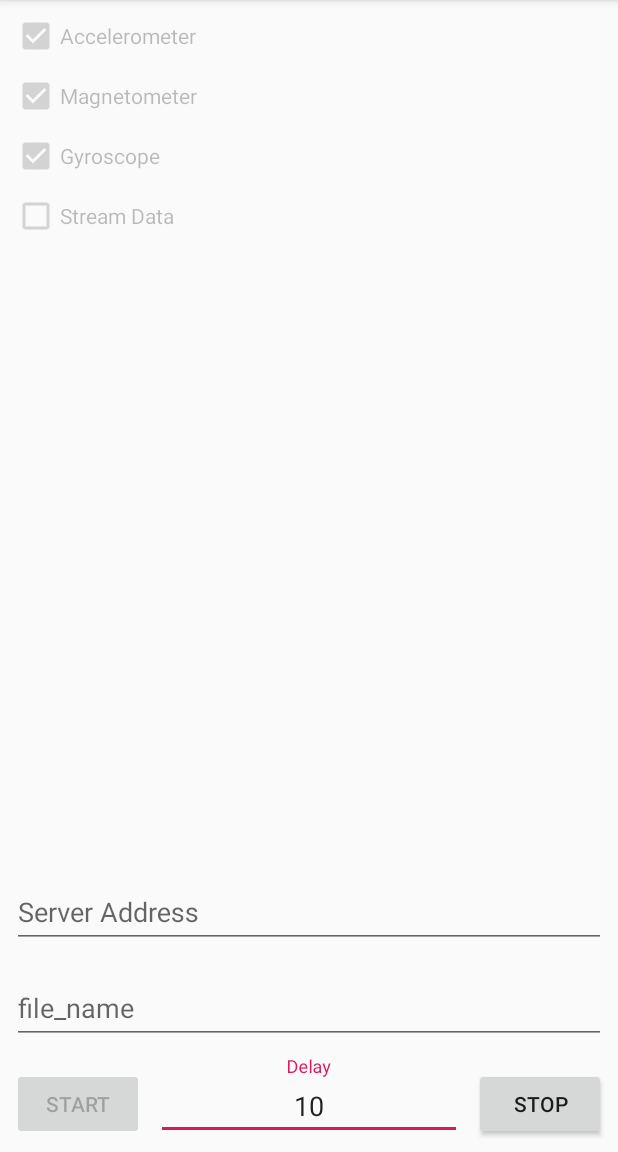
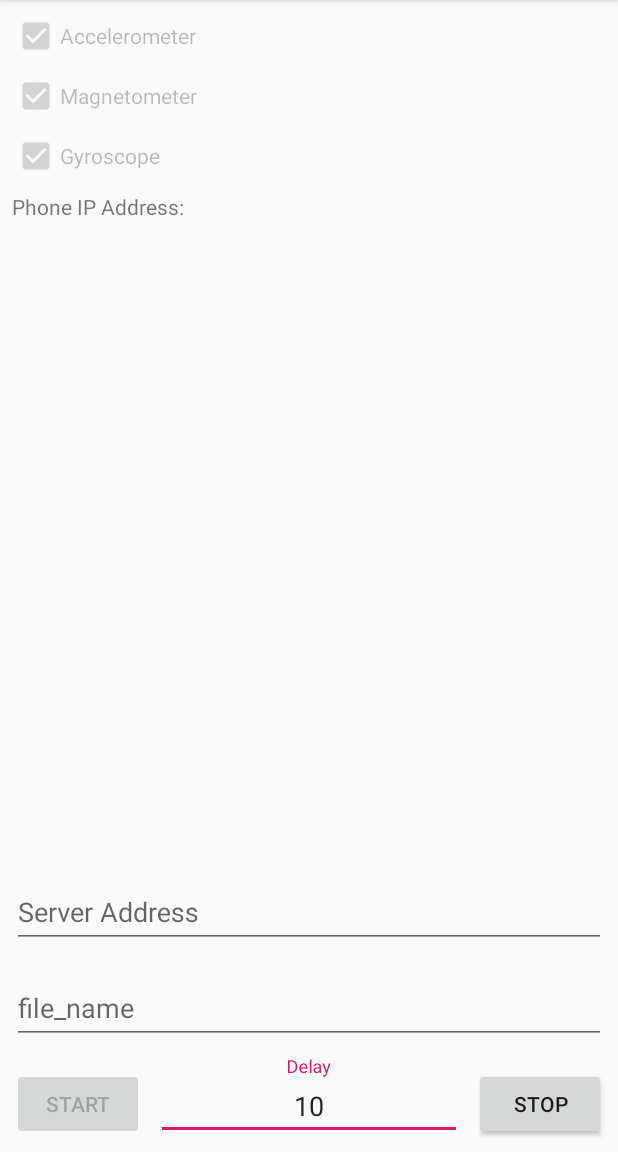
Before and after one commit to MJARuijs/InventionAssignmentApp, an Android app: the screen it shows after launch (MainActivity), after a tap on "START", on a phone screen of 412 x 824 dp, the part 84-1236 px from its top. Run offline under Robolectric (Android 15) with nearby library versions, the phone set to English and light mode, and no system bars; network calls fail.

Commit message:
Make some changes so that the app can also run on Android 7.0

```diff
--- a/app/build.gradle
+++ b/app/build.gradle
@@ -8,7 +8,7 @@ android {
     compileSdkVersion 28
     defaultConfig {
         applicationId "com.mjaruijs.inventionassignment"
-        minSdkVersion 26
+        minSdkVersion 24
         targetSdkVersion 28
         versionCode 1
         versionName "1.0"
--- a/app/src/main/java/com/mjaruijs/inventionassignment/MainActivity.kt
+++ b/app/src/main/java/com/mjaruijs/inventionassignment/MainActivity.kt
@@ -2,6 +2,7 @@ package com.mjaruijs.inventionassignment
 
 import android.content.Context
 import android.hardware.SensorManager
+import android.os.Build
 import android.support.v7.app.AppCompatActivity
 import android.os.Bundle
 import android.os.VibrationEffect
@@ -9,12 +10,13 @@ import android.os.Vibrator
 import android.widget.Toast
 import kotlinx.android.synthetic.main.activity_main.*
 import java.lang.Exception
+import java.net.DatagramSocket
+import java.net.InetAddress
 
 class MainActivity : AppCompatActivity() {
 
-    // Address and port for the server. CHANGE THESE ACCORDING TO THE SERVER
+    // port for the server. CHANGE THIS ACCORDING TO THE SERVER
     private companion object {
-        private const val SERVER_ADDRESS = "192.168.178.18"
         private const val SERVER_PORT = 8081
     }
 
@@ -46,6 +48,20 @@ class MainActivity : AppCompatActivity() {
             val server = Server(8080, ::onRead)
             server.start()
         }.start()
+
+        getIPAddress()
+    }
+
+    /**
+     * Ping the Google servers to get the IP address of this phone.
+     */
+    private fun getIPAddress() {
+        Thread {
+            val socket = DatagramSocket()
+            socket.connect(InetAddress.getByName("8.8.8.8"), 10002)
+            ip_address.append(socket.localAddress.hostAddress)
+            socket.close()
+        }.start()
     }
 
     /**
@@ -69,7 +85,6 @@ class MainActivity : AppCompatActivity() {
         accelerometer_checkbox.isEnabled = false
         magnetometer_checkbox.isEnabled = false
         gyroscope_checkbox.isEnabled = false
-        stream_checkbox.isEnabled = false
 
         Toast.makeText(applicationContext, "Starting!", Toast.LENGTH_SHORT).show()
         start()
@@ -84,7 +99,6 @@ class MainActivity : AppCompatActivity() {
         accelerometer_checkbox.isEnabled = true
         magnetometer_checkbox.isEnabled = true
         gyroscope_checkbox.isEnabled = true
-        stream_checkbox.isEnabled = true
 
         Toast.makeText(applicationContext, "Stopping!", Toast.LENGTH_SHORT).show()
         stop()
@@ -97,7 +111,12 @@ class MainActivity : AppCompatActivity() {
         if (!started) {
 
             // Vibrate for a moment to let the user know a measurement is starting
-            vibrator.vibrate(VibrationEffect.createOneShot(400, VibrationEffect.DEFAULT_AMPLITUDE))
+
+            if (Build.VERSION.SDK_INT >= Build.VERSION_CODES.O) {
+                vibrator.vibrate(VibrationEffect.createOneShot(400, VibrationEffect.DEFAULT_AMPLITUDE))
+            } else {
+                vibrator.vibrate(400)
+            }
 
             // Wait for the vibration to finish. Otherwise, it might influence the data
             Thread.sleep(500)
@@ -124,7 +143,11 @@ class MainActivity : AppCompatActivity() {
      */
     private fun stop() {
         if (started) {
-            vibrator.vibrate(VibrationEffect.createOneShot(800, VibrationEffect.DEFAULT_AMPLITUDE))
+            if (Build.VERSION.SDK_INT >= Build.VERSION_CODES.O) {
+                vibrator.vibrate(VibrationEffect.createOneShot(800, VibrationEffect.DEFAULT_AMPLITUDE))
+            } else {
+                vibrator.vibrate(800)
+            }
 
             thread.join()
             sensors.stop()
--- a/app/src/main/java/com/mjaruijs/inventionassignment/Server.kt
+++ b/app/src/main/java/com/mjaruijs/inventionassignment/Server.kt
@@ -2,6 +2,7 @@ package com.mjaruijs.inventionassignment
 
 import java.lang.Exception
 import java.net.InetSocketAddress
+import java.net.SocketAddress
 import java.nio.ByteBuffer
 import java.nio.channels.ServerSocketChannel
 
--- a/app/src/main/res/layout/activity_main.xml
+++ b/app/src/main/res/layout/activity_main.xml
@@ -57,13 +57,6 @@
             app:layout_constraintStart_toStartOf="parent"
             android:layout_marginStart="8dp" android:checked="true" android:layout_marginTop="8dp"
             app:layout_constraintTop_toBottomOf="@+id/accelerometer_checkbox"/>
-    <CheckBox
-            android:text="Stream Data"
-            android:layout_width="wrap_content"
-            android:layout_height="wrap_content"
-            android:id="@+id/stream_checkbox" android:layout_marginTop="8dp"
-            app:layout_constraintTop_toBottomOf="@+id/gyroscope_checkbox" app:layout_constraintStart_toStartOf="parent"
-            android:layout_marginStart="8dp"/>
     <android.support.design.widget.TextInputLayout
             android:layout_width="0dp"
             android:layout_height="wrap_content"
@@ -90,4 +83,10 @@
                 android:hint="Server Address" android:id="@+id/server_address"
                 android:inputType="phone"/>
     </android.support.design.widget.TextInputLayout>
+    <TextView
+            android:text="Phone IP Address: "
+            android:layout_width="wrap_content"
+            android:layout_height="wrap_content"
+            android:id="@+id/ip_address" app:layout_constraintStart_toStartOf="parent" android:layout_marginStart="8dp"
+            android:layout_marginTop="8dp" app:layout_constraintTop_toBottomOf="@+id/gyroscope_checkbox"/>
 </android.support.constraint.ConstraintLayout>
```
